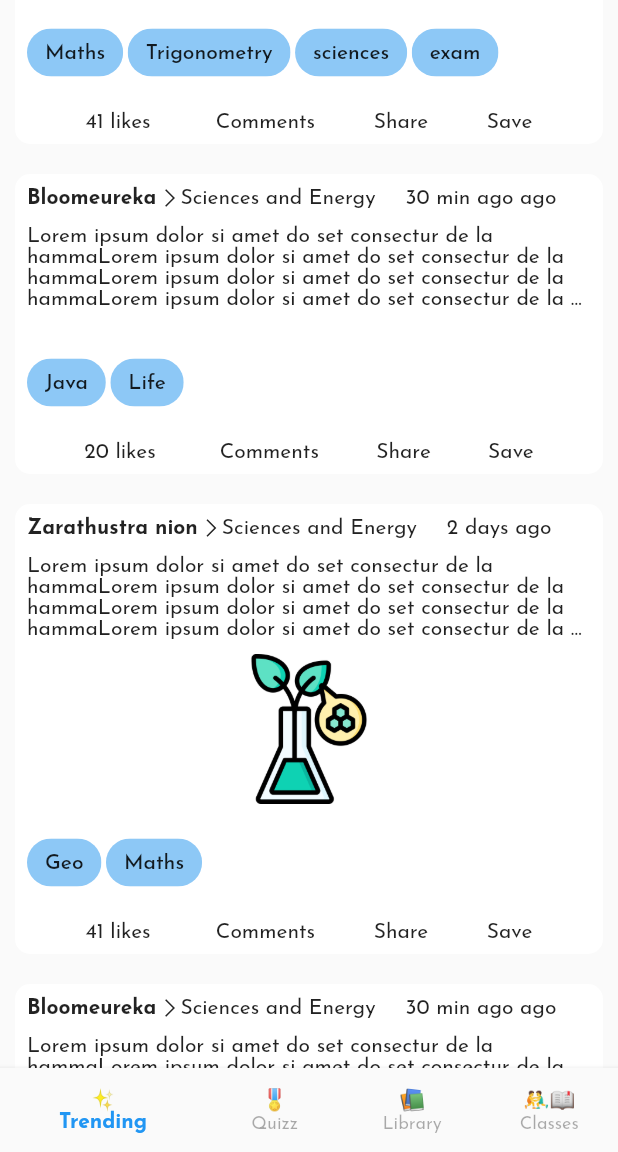
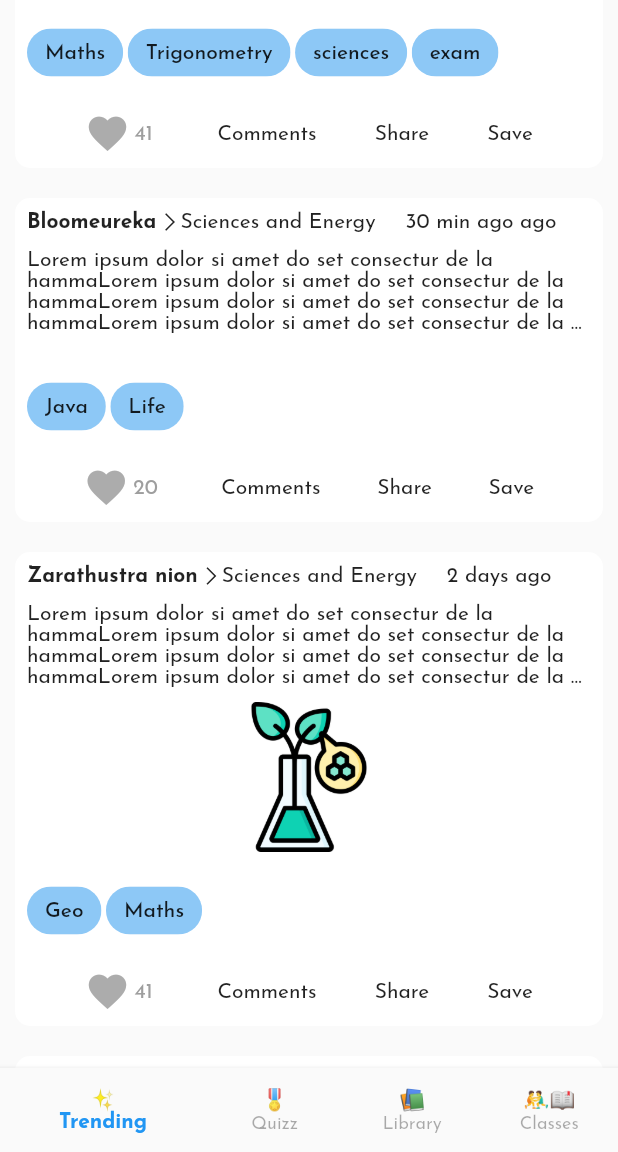
Before and after one commit to baimamboukar/eureka_learn, a Flutter app: the screen it shows after launch, scrolled down 576 dp, on a phone screen of 412 x 824 dp, the part 84-1236 px from its top. Run offline on Flutter 3.47's test engine with Material 2 defaults, Android fonts, the phone set to English and light mode, and no system bars; drawn by our look-alikes of like_button; our stand-ins replace animate_do, firebase_auth, flutter_hooks, get, google_fonts, hooks_riverpod and 1 more; accounts and stored records are empty.

```diff
--- a/lib/main.dart
+++ b/lib/main.dart
@@ -110,13 +110,13 @@ class Home extends HookWidget {
       drawer: AppDrawer(),
       body: AnimatedSwitcher(
         duration: Duration(milliseconds: 100),
-        transitionBuilder: (child, animation) => ScaleTransition(
-          scale: animation,
-          child: IndexedStack(
-              key: ValueKey<int>(navigationIndex.state),
-              index: navigationIndex.state,
-              children: _screens),
-        ),
+        // transitionBuilder: (child, animation) => ScaleTransition(
+        //   scale: animation,
+        //   child: IndexedStack(
+        //       key: ValueKey<int>(navigationIndex.state),
+        //       index: navigationIndex.state,
+        //       children: _screens),
+        // ),
         child: IndexedStack(
             key: ValueKey<int>(navigationIndex.state),
             index: navigationIndex.state,
--- a/lib/widgets/post.dart
+++ b/lib/widgets/post.dart
@@ -1,6 +1,7 @@
 import 'package:eureka_learn/utils/utils.dart';
 import 'package:flutter/material.dart';
 import 'package:line_icons/line_icons.dart';
+import 'package:like_button/like_button.dart';
 
 class Post extends StatelessWidget {
   final PostModel model;
@@ -61,7 +62,10 @@ class Post extends StatelessWidget {
               Row(
                 mainAxisAlignment: MainAxisAlignment.spaceEvenly,
                 children: [
-                  Text("${model.likesCount} likes"),
+                  LikeButton(
+                    likeCount: model.likesCount,
+                    likeCountAnimationType: LikeCountAnimationType.part,
+                  ),
                   Text(" Comments"),
                   Text("Share"),
                   Text("Save")
--- a/pubspec.yaml
+++ b/pubspec.yaml
@@ -33,6 +33,8 @@ dependencies:
   firebase_storage: ^9.0.0
   firebase_auth: ^2.0.0
   cloud_firestore: ^2.3.0
+  flutter_svg: ^0.22.0
+  like_button: ^2.0.2
 
 dev_dependencies:
   flutter_test:
```
Also changed, not shown: lib/screens/library.dart (+17 -8 lines), pubspec.lock.
